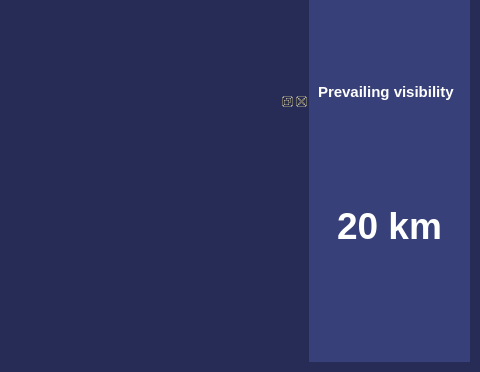
Oh-JongJin/js08, file js06/resources/main_view.ui: the form before one commit; both pictures show x 303 to 783 and y 228 to 600 of the 783 by 600 pixel window.
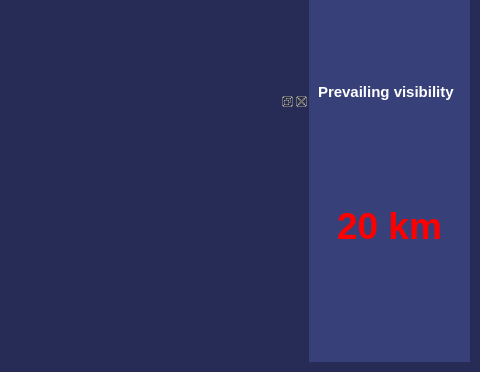
The form after the commit.

Commit message: Add a readable font

The edit to the form file:
```diff
--- a/js06/resources/main_view.ui
+++ b/js06/resources/main_view.ui
@@ -187,7 +187,7 @@
            <item>
             <widget class="QLabel" name="pre_vis_label">
              <property name="text">
-              <string>&lt;html&gt;&lt;head/&gt;&lt;body&gt;&lt;p&gt;&lt;span style=&quot; font-size:28pt; font-weight:600;&quot;&gt;20 km&lt;/span&gt;&lt;/p&gt;&lt;/body&gt;&lt;/html&gt;</string>
+              <string>&lt;html&gt;&lt;head/&gt;&lt;body&gt;&lt;p&gt;&lt;span style=&quot; font-size:28pt; font-weight:600; color:#ff0000;&quot;&gt;20 km&lt;/span&gt;&lt;/p&gt;&lt;/body&gt;&lt;/html&gt;</string>
              </property>
              <property name="alignment">
               <set>Qt::AlignCenter</set>
```
The commit also changes 4 other files.
